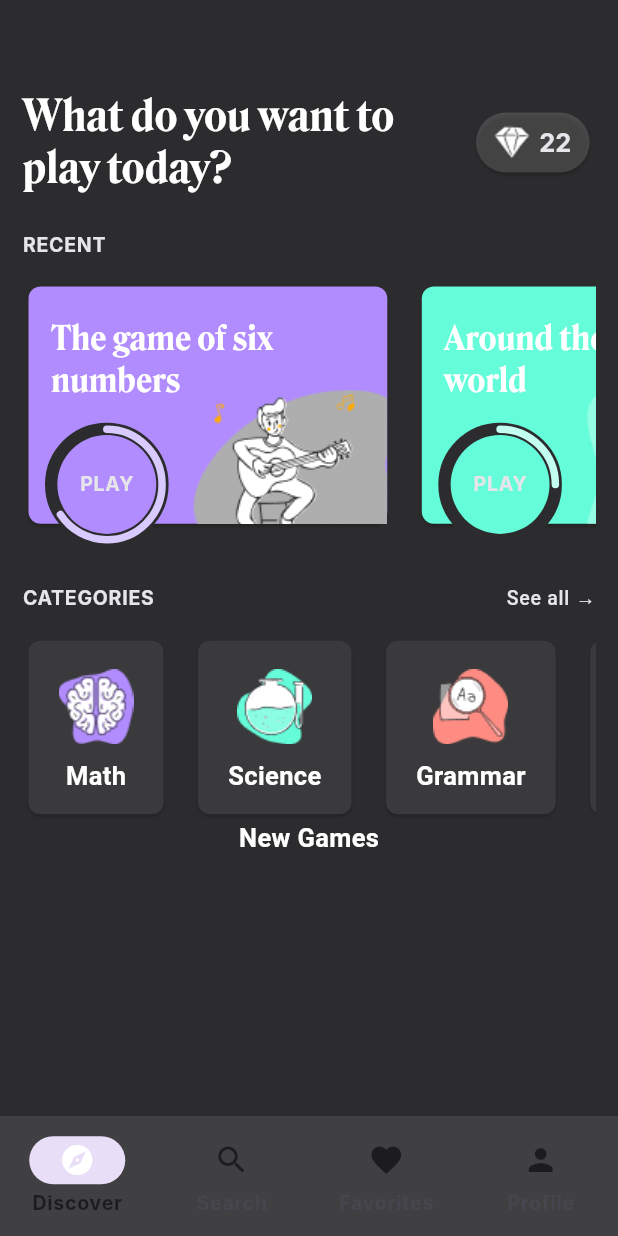
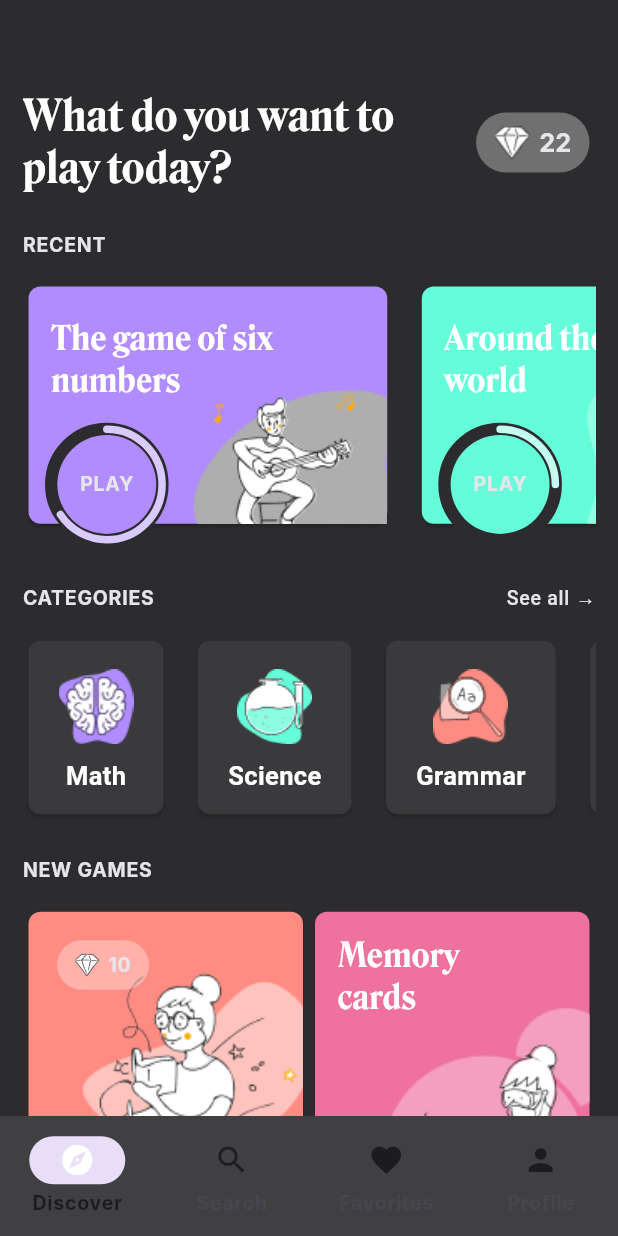
Before and after one commit to RubenPardo/educational_app_maquetacion, a Flutter app: the screen it shows after launch, on a phone screen of 412 x 824 dp. Run offline on Flutter 3.47's test engine with Material 2 defaults, Android fonts, the phone set to English and light mode, and no system bars; Roboto replaces fonts that are missing (Caption, Inter, Regular).

Commit message:
New games

```diff
--- a/lib/data/model/category.dart
+++ b/lib/data/model/category.dart
@@ -15,7 +15,7 @@ class Category{
   }
 
   factory Category.sicence(){
-    return Category('Science', 'assets/images/science_logo.png',AppColors.mathBC, AppColors.mathSC);
+    return Category('Science', 'assets/images/science_logo.png',AppColors.scienceBC, AppColors.scienceBC);
   }
 
   factory Category.grammar(){
@@ -23,7 +23,7 @@ class Category{
   }
 
   factory Category.music(){
-    return Category('Math', 'assets/images/music_logo.png',AppColors.mathBC, AppColors.mathSC);
+    return Category('Math', 'assets/images/music_logo.png',AppColors.musicBC, AppColors.musicBC);
   }
 
   factory Category.geography(){
--- a/lib/data/service/game_service.dart
+++ b/lib/data/service/game_service.dart
@@ -7,7 +7,7 @@ class GameService{
   List<Game> getRecentGames(){
     return [
       Game(
-        Category.music(),
+        Category.math(),
         66,
         "The game of six numbers", "Lorem ipsum dolor sit amet, consectetur adipiscing elit. Morbi iaculis pretium tempor. Praesent scelerisque molestie ipsum, consequat placerat nulla congue eget. Vestibulum vitae diam quis odio rhoncus convallis at non ipsum.",
         "assets/images/music_card.png",
@@ -51,7 +51,7 @@ class GameService{
         Category.grammar(),
         0,
         "Listen and learn", "Lorem ipsum dolor sit amet, consectetur adipiscing elit. Morbi iaculis pretium tempor. Praesent scelerisque molestie ipsum, consequat placerat nulla congue eget. Vestibulum vitae diam quis odio rhoncus convallis at non ipsum.",
-        "assets/images/musicIlustration.png",
+        "assets/images/grammar_card.png",
         [
           SubGame('Lorem ipsum dolor sit amet, consectetur adipiscing elit. Morbi iaculis pretium tempor.', 'imageUrl', 3),
           SubGame('Lorem ipsum dolor sit amet, consectetur adipiscing elit. Morbi iaculis pretium tempor.', 'imageUrl', 3),
@@ -62,11 +62,34 @@ class GameService{
       Game(
         Category.sicence(),
         25,
-        "Memory cards", "Wear your explorer’s helmet and be prepared to fly to exciting and exotic locations.",
-        "assets/images/musicIlustration.png",
+        "Memory cards", "Wear your explorer's helmet and be prepared to fly to exciting and exotic locations.",
+        "assets/images/science_card.png",
         [
           SubGame('The European capitals', 'assets/images/arraound_the_world_1.png', 2),
           SubGame('The highest mountains', 'assets/images/arraound_the_world_2.png', 3),
+
+        ]
+      ),
+      Game(
+        Category.music(),
+        25,
+        "Music", "Wear your explorer's helmet and be prepared to fly to exciting and exotic locations.",
+        "assets/images/music_card_2.png",
+        [
+          SubGame('The European capitals', 'assets/images/arraound_the_world_1.png', 2),
+          SubGame('The highest mountains', 'assets/images/arraound_the_world_2.png', 3),
+
+        ]
+      ),
+      Game(
+        Category.math(),
+        0,
+        "Titulo", "Lorem ipsum dolor sit amet, consectetur adipiscing elit. Morbi iaculis pretium tempor. Praesent scelerisque molestie ipsum, consequat placerat nulla congue eget. Vestibulum vitae diam quis odio rhoncus convallis at non ipsum.",
+        "assets/images/grammar_card.png",
+        [
+          SubGame('Lorem ipsum dolor sit amet, consectetur adipiscing elit. Morbi iaculis pretium tempor.', 'imageUrl', 3),
+          SubGame('Lorem ipsum dolor sit amet, consectetur adipiscing elit. Morbi iaculis pretium tempor.', 'imageUrl', 3),
+          SubGame('Lorem ipsum dolor sit amet, consectetur adipiscing elit. Morbi iaculis pretium tempor.', 'imageUrl', 4),
 
         ]
       ),
--- a/lib/presentation/pages/discover_page.dart
+++ b/lib/presentation/pages/discover_page.dart
@@ -2,12 +2,11 @@ import 'package:educational_app_maquetacion/data/model/category.dart';
 import 'package:educational_app_maquetacion/data/model/game.dart';
 import 'package:educational_app_maquetacion/data/service/game_service.dart';
 import 'package:educational_app_maquetacion/presentation/widgets/cateogry_widget.dart';
+import 'package:educational_app_maquetacion/presentation/widgets/game_widget.dart';
 import 'package:educational_app_maquetacion/presentation/widgets/points_widget.dart';
 import 'package:educational_app_maquetacion/presentation/widgets/recent_game_widget.dart';
 import 'package:flutter/material.dart';
-import 'package:flutter/rendering.dart';
-import 'package:flutter/src/widgets/framework.dart';
-import 'package:flutter/src/widgets/placeholder.dart';
+import 'package:flutter_staggered_grid_view/flutter_staggered_grid_view.dart';
 
 class DiscoverPage extends StatefulWidget {
   const DiscoverPage({super.key});
@@ -20,6 +19,7 @@ class _DiscoverPageState extends State<DiscoverPage> {
 
   final List<Game> _recentGames = GameService().getRecentGames();
   final List<Category> _categories = GameService().getCategories();
+  final List<Game> _newGames = GameService().getNewGames();
 
   @override
   Widget build(BuildContext context) {
@@ -33,7 +33,7 @@ class _DiscoverPageState extends State<DiscoverPage> {
               _header(),
               _recent(size),
               _builCategories(size),
-              _newGames(),
+              _new(size),
             ],
           ),
       ),
@@ -110,7 +110,27 @@ class _DiscoverPageState extends State<DiscoverPage> {
       );
   }
 
-  Widget _newGames(){
-    return Text('New Games');
+  Widget _new(Size size){
+    return Column(
+        mainAxisSize: MainAxisSize.min,
+        mainAxisAlignment: MainAxisAlignment.start,
+        crossAxisAlignment: CrossAxisAlignment.start,
+        children: [
+          const SizedBox(height: 25,),
+          Text("NEW GAMES", style: Theme.of(context).textTheme.labelMedium,),
+          const SizedBox(height: 15,),
+          Flexible(
+            fit: FlexFit.loose,
+            child: MasonryGridView.builder(
+              padding: const EdgeInsets.all(0),
+              gridDelegate: const SliverSimpleGridDelegateWithFixedCrossAxisCount(crossAxisCount: 2),
+              itemCount: _newGames.length,
+              shrinkWrap: true,
+              physics: const NeverScrollableScrollPhysics(),
+              itemBuilder: (context, index) => GameWidget(game: _newGames[index],isExpand: ( index%3 != 0)),
+            ),
+          )
+        ],
+      );
   }
 }
--- /dev/null
+++ b/lib/presentation/widgets/game_widget.dart
@@ -0,0 +1,58 @@
+import 'package:educational_app_maquetacion/data/model/game.dart';
+import 'package:educational_app_maquetacion/presentation/widgets/points_widget.dart';
+import 'package:flutter/material.dart';
+
+class GameWidget extends StatelessWidget {
+  final Game game;
+  final bool isExpand;
+  const GameWidget({super.key, required this.game, required this.isExpand});
+
+  @override
+  Widget build(BuildContext context) {
+    Size size = MediaQuery.of(context).size;
+    return Card(
+      color: game.category.backgroundColor,
+      shape: RoundedRectangleBorder(
+        borderRadius: BorderRadius.circular(8.0),
+      ),
+      child: Container(
+        constraints: BoxConstraints(
+          minHeight: isExpand ? size.height*0.33 : size.height*0.3
+         ),
+        padding: const EdgeInsets.only(left: 15,),
+        child: Stack(
+          fit: StackFit.passthrough,
+          children: [
+
+            // nombre -------
+            Positioned(
+              bottom: !isExpand ? 15 : null,
+              top: !isExpand ? null : 15,
+              child: Container(
+                constraints: BoxConstraints(
+                  maxWidth: size.width*0.3
+                ),
+                child: Text(game.name,style: Theme.of(context).textTheme.headlineMedium,),
+              ),
+            ),
+            // imagen -----------
+            Positioned(
+              right: -30,
+              top: isExpand ? 60 : 13,
+              child: Image.asset(game.imageAsset,fit: BoxFit.cover,scale: 0.9,),
+            ),
+
+            //puntos -------------
+            Align(
+              alignment: isExpand ? Alignment.bottomLeft  : Alignment.topLeft,
+              child: Padding(padding: const EdgeInsets.only(bottom: 15,top: 15),child: PointsWidget(points: game.getTotalPoints(), small:true),),
+            ),
+
+
+
+          ],
+        ),
+      ),
+    );
+  }
+}
--- a/lib/presentation/widgets/points_widget.dart
+++ b/lib/presentation/widgets/points_widget.dart
@@ -1,25 +1,28 @@
 import 'package:flutter/material.dart';
-import 'package:flutter/src/widgets/framework.dart';
-import 'package:flutter/src/widgets/placeholder.dart';
 
 class PointsWidget extends StatelessWidget {
   final int points;
-  const PointsWidget({super.key, required this.points});
+  final bool small;
+  const PointsWidget({super.key, required this.points, this.small = false});
 
   @override
   Widget build(BuildContext context) {
     return Card(
-      color: Colors.white.withAlpha(40),
+      color: Colors.white.withAlpha(82),
+      elevation: 0,
       shape: RoundedRectangleBorder(
         borderRadius: BorderRadius.circular(100.0),
       ),
       child: Padding(
         padding: const EdgeInsets.symmetric(vertical: 8,horizontal: 12),
         child: Row(
+          mainAxisSize: MainAxisSize.min,
           children: [
-            SizedBox(width: 24,child: Image.asset('assets/images/diamonds.png',),),
+            SizedBox(width: small ?16 :24,child: Image.asset('assets/images/diamonds.png',),),
             const SizedBox(width: 6,),
-            Text(points.toString(),style: Theme.of(context).textTheme.labelLarge,)
+            Text(points.toString(),style:
+            small ? Theme.of(context).textTheme.labelMedium
+                  : Theme.of(context).textTheme.labelLarge,)
           ],
         ),
       ),
--- a/lib/presentation/widgets/recent_game_widget.dart
+++ b/lib/presentation/widgets/recent_game_widget.dart
@@ -11,7 +11,6 @@ class RecentGameWidget extends StatelessWidget {
 
   @override
   Widget build(BuildContext context) {
-    print(game.imageAsset);
     Size size = MediaQuery.of(context).size;
     return SizedBox(
       width: size.width*0.6,
--- a/lib/shared/colors.dart
+++ b/lib/shared/colors.dart
@@ -14,6 +14,10 @@ class AppColors{
   static const Color mathBC = Color(0xFFB18CFE);
   static const Color mathSC = Color(0xFFD8C9FE);
 
+  static const Color musicBC = Color(0xFFFFAB01);
+
+  static const Color scienceBC = Color(0xFFEE719E);
+
   static const Color geoBC = Color(0xFF64FCD9);
   static const Color geoSC = Color(0xFFC3FFF1);
 
--- a/pubspec.yaml
+++ b/pubspec.yaml
@@ -9,6 +9,7 @@ environment:
 dependencies:
   flutter:
     sdk: flutter
+  flutter_staggered_grid_view: ^0.6.2
 
 dev_dependencies:
   flutter_test:
@@ -21,13 +22,16 @@ flutter:
   assets:
     - assets/images/diamonds.png
     - assets/images/music_card.png
+    - assets/images/music_card_2.png
     - assets/images/geo_card.png
     - assets/images/find_card.png
     - assets/images/math_logo.png
     - assets/images/science_logo.png
+    - assets/images/science_card.png
     - assets/images/geo_logo.png
     - assets/images/music_logo.png
     - assets/images/grammar_logo.png
+    - assets/images/grammar_card.png
 
   fonts:
     - family: Roslindale
```
Also changed, not shown: assets/images/grammar_card.png (renamed from assets/images/read_card.png), assets/images/music_card_2.png (added), assets/images/science_card.png (renamed from assets/images/chemistry_card.png), pubspec.lock.
